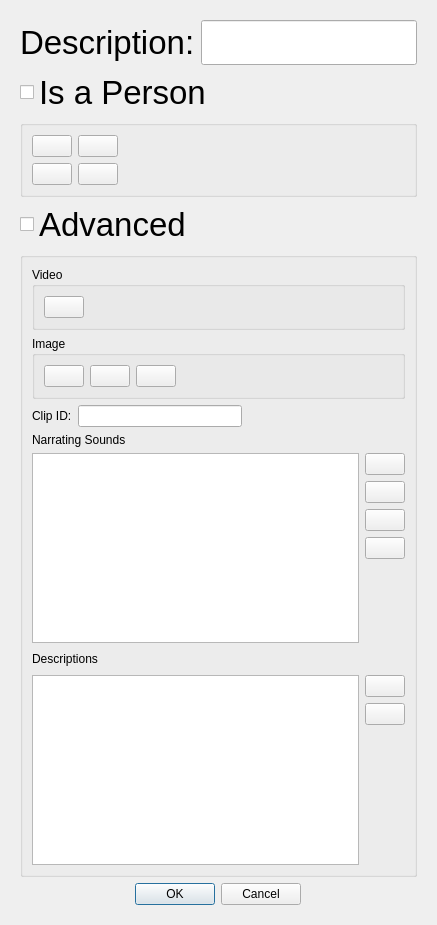
Qt form ui/clipeditor.ui (tdauth/gustavsfairyland) before a commit.
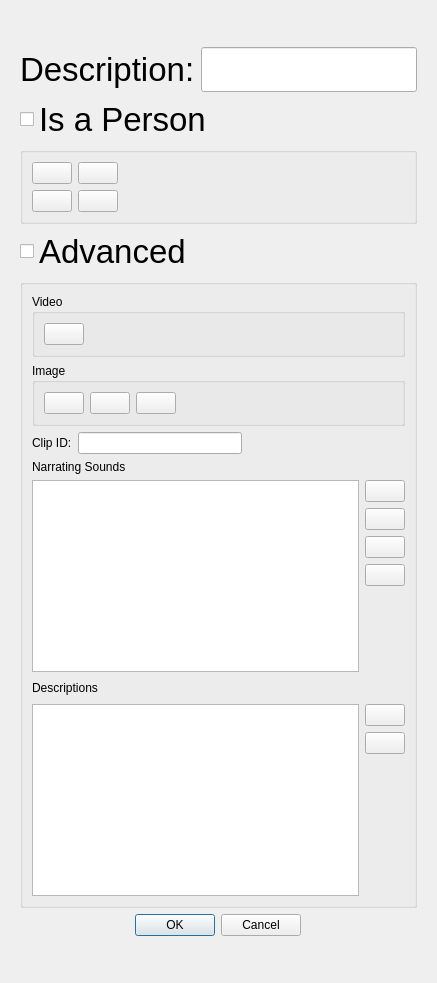
The same form after that commit. Icons and pictures are not drawn.

Diff of the .ui file:
```diff
--- a/ui/clipeditor.ui
+++ b/ui/clipeditor.ui
@@ -7,7 +7,7 @@
     <x>0</x>
     <y>0</y>
     <width>437</width>
-    <height>925</height>
+    <height>983</height>
    </rect>
   </property>
   <property name="windowTitle">
@@ -133,25 +133,6 @@
              </property>
             </spacer>
            </item>
-           <item>
-            <widget class="QLabel" name="videoLabel">
-             <property name="sizePolicy">
-              <sizepolicy hsizetype="Expanding" vsizetype="Preferred">
-               <horstretch>0</horstretch>
-               <verstretch>0</verstretch>
-              </sizepolicy>
-             </property>
-             <property name="text">
-              <string/>
-             </property>
-             <property name="scaledContents">
-              <bool>true</bool>
-             </property>
-             <property name="wordWrap">
-              <bool>true</bool>
-             </property>
-            </widget>
-           </item>
           </layout>
          </item>
          <item>
@@ -238,7 +219,7 @@
            <property name="title">
             <string>Video</string>
            </property>
-           <layout class="QVBoxLayout" name="verticalLayout_7">
+           <layout class="QHBoxLayout" name="horizontalLayout_5">
             <item>
              <widget class="QPushButton" name="videoPushButton">
               <property name="sizePolicy">
@@ -263,6 +244,25 @@
               </property>
              </widget>
             </item>
+            <item>
+             <widget class="QLabel" name="videoLabel">
+              <property name="sizePolicy">
+               <sizepolicy hsizetype="Expanding" vsizetype="Preferred">
+                <horstretch>0</horstretch>
+                <verstretch>0</verstretch>
+               </sizepolicy>
+              </property>
+              <property name="text">
+               <string/>
+              </property>
+              <property name="scaledContents">
+               <bool>true</bool>
+              </property>
+              <property name="wordWrap">
+               <bool>true</bool>
+              </property>
+             </widget>
+            </item>
            </layout>
           </widget>
          </item>
```
Left out of the diff: 2 changed lines with no effect on the pictures.
